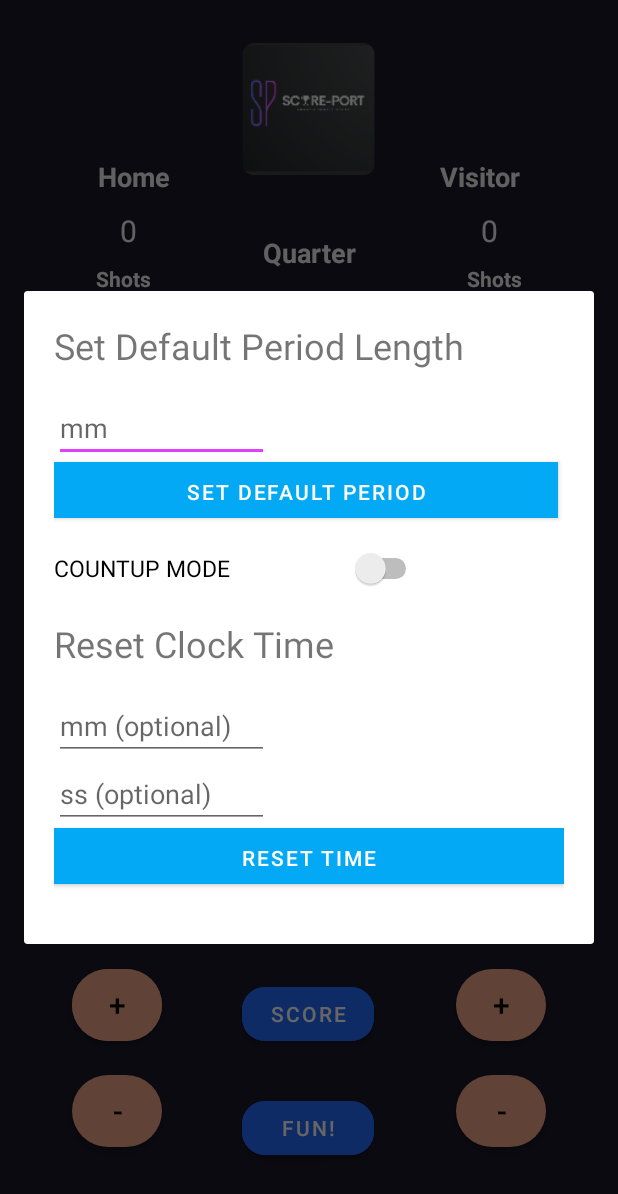
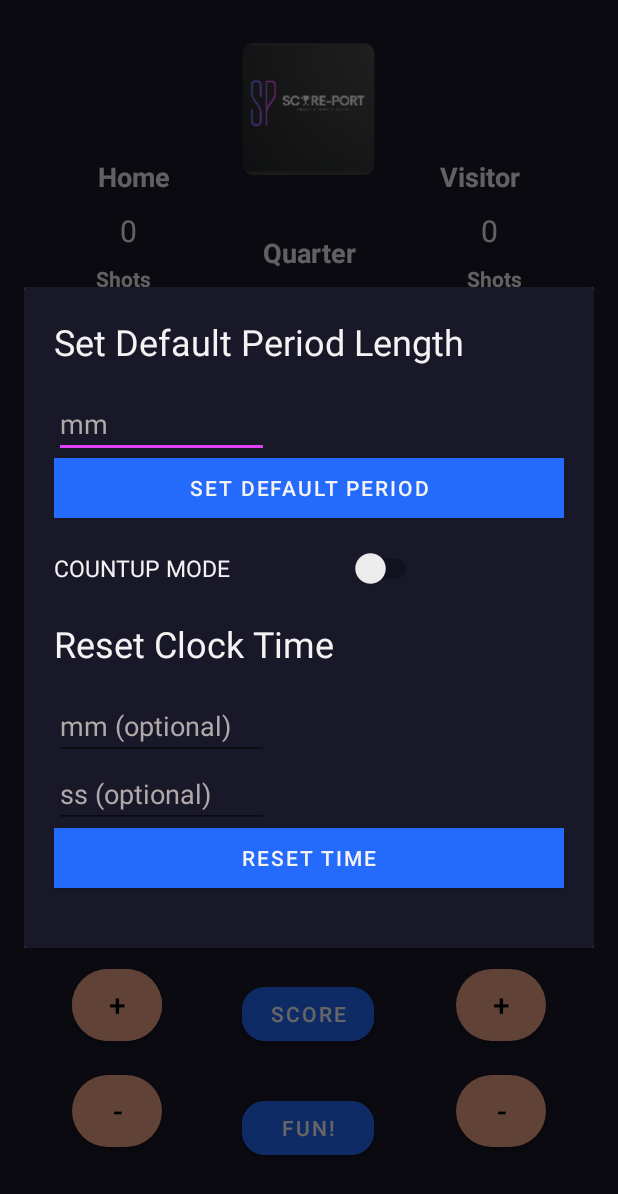
Before and after one commit to jtsang02/ScorePort, an Android app: the Scoreboard screen opened directly, with no data from a screen before it, after a tap on "SET TIME", on a phone screen of 412 x 824 dp. Shown: the top 1194 px of the screen. Run offline under Robolectric (Android 15) with nearby library versions, the phone set to English and light mode, and no system bars.

Commit message:
ui updaets

```diff
--- a/app/src/main/java/com/droiduino/bluetoothconn/Scoreboard.kt
+++ b/app/src/main/java/com/droiduino/bluetoothconn/Scoreboard.kt
@@ -58,7 +58,7 @@ class Scoreboard : AppCompatActivity() {
         // toggle clock start/stop. sends cmd to arduino
         toggleClock.setOnCheckedChangeListener { _, isChecked ->
             toggleClock.setTextOn("Stop");
-            toggleClock.setText("Start");
+            toggleClock.setTextOff("Start");
             if (isChecked) {
                 // The toggle is enabled
                 cmdText = "<start>"
--- /dev/null
+++ b/app/src/main/res/drawable/roundstyle.xml
@@ -0,0 +1,5 @@
+<?xml version="1.0" encoding="utf-8"?>
+<shape xmlns:android="http://schemas.android.com/apk/res/android">
+    <corners android:radius="15dp">
+    </corners>
+</shape>
--- a/app/src/main/res/layout/activity_main.xml
+++ b/app/src/main/res/layout/activity_main.xml
@@ -35,6 +35,7 @@
         android:text="Connect"
         android:textSize="22dp"
         app:cornerRadius="15dp"
+        android:padding="10dp"
         app:layout_constraintBottom_toBottomOf="parent"
         app:layout_constraintEnd_toEndOf="parent"
         app:layout_constraintHorizontal_bias="0.497"
@@ -65,6 +66,7 @@
         android:fontFamily="sans-serif-medium"
         android:text="Go to Scoreboard"
         android:textSize="22dp"
+        android:padding="10dp"
         app:cornerRadius="15dp"
         app:layout_constraintBottom_toBottomOf="parent"
         app:layout_constraintEnd_toEndOf="parent"
--- a/app/src/main/res/layout/activity_scoreboard.xml
+++ b/app/src/main/res/layout/activity_scoreboard.xml
@@ -268,19 +268,18 @@
     <ToggleButton
         android:id="@+id/buttonToggleClock"
         android:layout_width="150dp"
-        android:layout_height="wrap_content"
+        android:layout_height="40dp"
         android:layout_marginStart="161dp"
-        android:layout_marginTop="272dp"
+        android:layout_marginTop="280dp"
         android:layout_marginEnd="162dp"
-        android:background="@color/blueBtn"
+        android:background="@drawable/roundstyle"
+        android:backgroundTint="@color/blueBtn"
         android:textColor="#F4F3F3"
         android:textDirection="firstStrong"
         android:textOff="START"
         android:textOn="STOP"
-        android:theme="@style/AppTheme"
         android:visibility="visible"
         app:layout_constraintEnd_toEndOf="parent"
-        app:layout_constraintHorizontal_bias="0.5"
         app:layout_constraintStart_toStartOf="parent"
         app:layout_constraintTop_toTopOf="parent" />
 
--- a/app/src/main/res/layout/fun_dialog.xml
+++ b/app/src/main/res/layout/fun_dialog.xml
@@ -1,27 +1,35 @@
 <?xml version="1.0" encoding="utf-8"?>
 <LinearLayout xmlns:android="http://schemas.android.com/apk/res/android"
+    xmlns:app="http://schemas.android.com/apk/res-auto"
     android:id="@+id/root_layout"
     android:layout_width="match_parent"
     android:layout_height="wrap_content"
     android:layout_margin="20dp"
     android:orientation="vertical"
+    android:background="@color/darkBlueBackground"
     android:padding="20dp">
 
     <Button
         android:id="@+id/goalBtn"
-        android:layout_width="336dp"
-        android:layout_height="37dp"
+        android:layout_width="match_parent"
+        android:layout_height="40dp"
         android:layout_marginBottom="20dp"
         android:background="@color/colorPrimary"
-        android:text="Goal!" />
+        android:backgroundTint="@color/blueBtn"
+        android:text="Goal"
+        android:textColor="#F4F3F3"
+        app:cornerRadius="15dp" />
 
     <Button
         android:id="@+id/igenMsg"
         android:layout_width="match_parent"
-        android:layout_height="37dp"
+        android:layout_height="40dp"
         android:layout_gravity="start"
+        android:layout_marginBottom="20dp"
         android:background="@color/colorPrimary"
-        android:layout_marginBottom="20dp"
-        android:text="IGEN 2023" />
+        android:backgroundTint="@color/blueBtn"
+        android:text="IGEN"
+        android:textColor="#F4F3F3"
+        app:cornerRadius="15dp" />
 
 </LinearLayout>
--- a/app/src/main/res/layout/reset_time.xml
+++ b/app/src/main/res/layout/reset_time.xml
@@ -1,17 +1,22 @@
 <?xml version="1.0" encoding="utf-8"?>
 <LinearLayout xmlns:android="http://schemas.android.com/apk/res/android"
+    xmlns:app="http://schemas.android.com/apk/res-auto"
     android:id="@+id/root_layout"
     android:layout_width="match_parent"
     android:layout_height="wrap_content"
     android:layout_margin="20dp"
+    android:background="@color/darkBlueBackground"
     android:orientation="vertical"
-    android:padding="20dp">
+    android:padding="20dp"
+    android:theme="@style/CardView.Dark"
+    android:visibility="visible">
 
     <TextView
         android:layout_width="346dp"
         android:layout_height="wrap_content"
         android:layout_marginBottom="16dp"
         android:text="Set Default Period Length"
+        android:textColor="#F4F3F3"
         android:textSize="24sp" />
 
     <EditText
@@ -21,15 +26,21 @@
         android:hint="mm"
         android:imeOptions="actionNext"
         android:inputType="number"
-        android:maxLength="2"/>
+        android:maxLength="2"
+        android:textColor="#F4F3F3"
+        android:textColorHint="#B1A9A9"
+        android:visibility="visible" />
 
     <Button
         android:id="@+id/setPeriodLength"
-        android:layout_width="336dp"
-        android:layout_height="37dp"
+        android:layout_width="match_parent"
+        android:layout_height="40dp"
         android:layout_marginBottom="20dp"
         android:background="@color/colorPrimary"
-        android:text="Set Default Period" />
+        android:text="Set Default Period"
+        android:textColor="#F4F3F3"
+        app:backgroundTint="@color/blueBtn"
+        app:cornerRadius="15dp" />
 
     <Switch
         android:id="@+id/countUpSwitch"
@@ -37,6 +48,8 @@
         android:layout_height="wrap_content"
         android:layout_marginBottom="20dp"
         android:text="COUNTUP MODE"
+        android:textColor="#F4F3F3"
+        android:textColorLink="#F4A58A"
         android:textSize="15sp" />
 
     <TextView
@@ -44,6 +57,7 @@
         android:layout_height="wrap_content"
         android:layout_marginBottom="16dp"
         android:text="Reset Clock Time"
+        android:textColor="#F4F3F3"
         android:textSize="24sp" />
 
     <EditText
@@ -53,7 +67,9 @@
         android:hint="mm (optional)"
         android:imeOptions="actionNext"
         android:inputType="number"
-        android:maxLength="2"/>
+        android:maxLength="2"
+        android:textColor="#F4F3F3"
+        android:textColorHint="#B1A9A9" />
 
     <EditText
         android:id="@+id/userSetSeconds"
@@ -62,15 +78,20 @@
         android:hint="ss (optional)"
         android:imeOptions="actionNext"
         android:inputType="number"
-        android:maxLength="2"/>
+        android:maxLength="2"
+        android:textColor="#F4F3F3"
+        android:textColorHint="#B1A9A9" />
 
     <Button
         android:id="@+id/resetCustomTime"
         android:layout_width="match_parent"
-        android:layout_height="37dp"
+        android:layout_height="40dp"
         android:layout_gravity="start"
+        android:layout_marginBottom="20dp"
         android:background="@color/colorPrimary"
-        android:layout_marginBottom="20dp"
-        android:text="Reset Time" />
+        android:text="Reset Time"
+        android:textColor="#F4F3F3"
+        app:backgroundTint="@color/blueBtn"
+        app:cornerRadius="15dp" />
 
 </LinearLayout>
```
